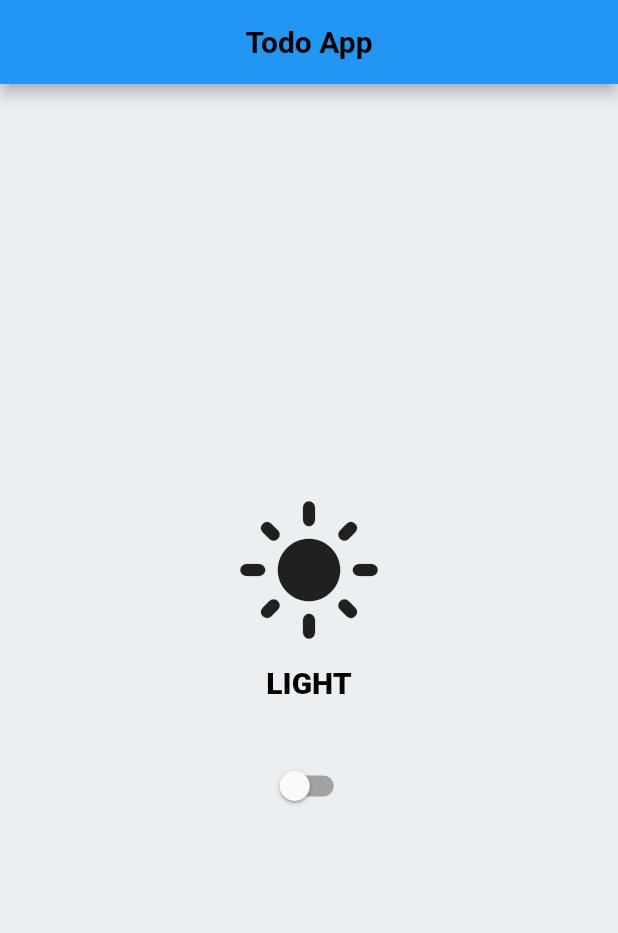
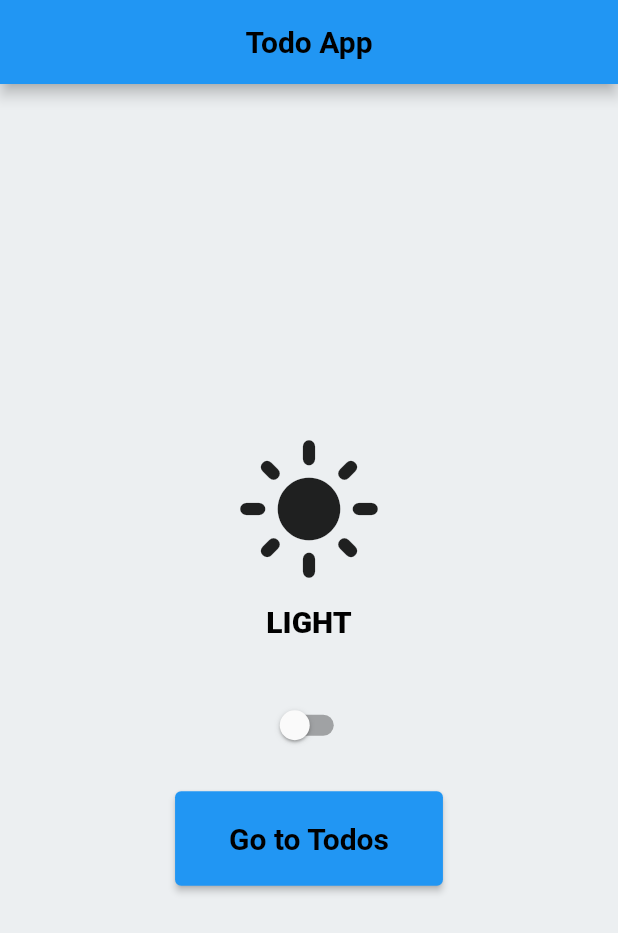
Before and after one commit to ArmanHashemi/flutter-todo-app, a Flutter app: the screen it shows after launch, on a phone screen of 412 x 824 dp. Shown: the top 933 px of the screen. Run offline on Flutter 3.47's test engine with Material 2 defaults, Android fonts, the phone set to English and light mode, and no system bars; our stand-ins replace after_layout, dio, get, hive, hive_flutter, retrofit; missing offline and left inert: dio_cache_interceptor, dio_cache_interceptor_hive_store; accounts and stored records are empty; generated files the repository leaves out were written again; Roboto replaces fonts that are missing (Rubik).

```diff
--- a/lib/constants/app_constants.dart
+++ b/lib/constants/app_constants.dart
@@ -3,4 +3,6 @@ class AppConstants {
 
   static const String APP_TITLE = 'Todo App';
   static const String SETTINGS_BOX_NAME = 'SETTINGS';
+  static const String CHACHE_BOX_NAME = 'CACHE';
+  static const String DEV_BASE_URL = 'https://jsonplaceholder.typicode.com';
 }
--- a/lib/home/home_controller.dart
+++ b/lib/modules/home/home_controller.dart
@@ -1,7 +1,7 @@
 import 'package:flutter/material.dart';
 import 'package:get/get.dart';
 
-import '../app/settings.dart';
+import '../../app/settings.dart';
 
 class HomeController extends GetxController
     with GetSingleTickerProviderStateMixin {
--- a/lib/home/home_view.dart
+++ b/lib/modules/home/home_view.dart
@@ -1,7 +1,9 @@
 import 'package:flutter/material.dart';
 import 'package:flutter_todo_app/constants/app_constants.dart';
-import 'package:flutter_todo_app/home/home_controller.dart';
+import 'package:flutter_todo_app/routes/app_pages.dart';
 import 'package:get/get.dart';
+
+import 'home_controller.dart';
 
 final _controller = Get.find<HomeController>();
 
@@ -94,7 +96,20 @@ class HomeView extends StatelessWidget {
                 );
               },
             ),
-            const SizedBox(height: 2),
+            const SizedBox(height: 20),
+            ElevatedButton(
+                style: ElevatedButton.styleFrom(
+                    backgroundColor: themeData.primaryColor),
+                onPressed: () {
+                  Get.toNamed(Routes.TODO);
+                },
+                child: Padding(
+                  padding: const EdgeInsets.all(20),
+                  child: Text(
+                    'Go to Todos',
+                    style: themeData.textTheme.headline1,
+                  ),
+                ))
           ],
         ),
       ),
--- /dev/null
+++ b/lib/modules/todo/model/todo.dart
@@ -0,0 +1,26 @@
+import 'package:json_annotation/json_annotation.dart';
+
+part 'todo.g.dart';
+
+@JsonSerializable()
+class Todo {
+  @JsonKey()
+  int userId;
+  @JsonKey()
+  int id;
+  @JsonKey()
+  String title;
+  @JsonKey()
+  bool completed;
+
+  Todo({
+    this.userId = 0,
+    this.id = 0,
+    this.title = "",
+    this.completed = false,
+  });
+
+  factory Todo.fromJson(Map<String, dynamic> json) => _$TodoFromJson(json);
+
+  Map<String, dynamic> toJson() => _$TodoToJson(this);
+}
--- /dev/null
+++ b/lib/modules/todo/service/todo_service.dart
@@ -0,0 +1,17 @@
+import 'package:dio/dio.dart';
+import 'package:flutter_todo_app/constants/app_constants.dart';
+import 'package:flutter_todo_app/modules/todo/model/todo.dart';
+import 'package:retrofit/http.dart';
+
+part 'todo_service.g.dart';
+
+@RestApi(baseUrl: AppConstants.DEV_BASE_URL)
+abstract class TodoService {
+  factory TodoService(Dio dio) = _TodoService;
+
+  @GET('/todos/{id}')
+  Future<Todo> getTodo(@Path('id') int id);
+
+  @GET('/todos')
+  Future<List<Todo>> getTodos();
+}
--- a/lib/routes/app_pages.dart
+++ b/lib/routes/app_pages.dart
@@ -1,6 +1,7 @@
 import 'package:get/get.dart';
 
-import '../home/home_view.dart';
+import '../modules/home/home_view.dart';
+import '../modules/todo/view/todo_view.dart';
 
 part 'app_routes.dart';
 
@@ -14,5 +15,9 @@ class AppPages {
       name: _Paths.HOME,
       page: () => const HomeView(),
     ),
+    GetPage(
+      name: _Paths.TODO,
+      page: () => const TodoView(),
+    ),
   ];
 }
--- a/lib/routes/app_routes.dart
+++ b/lib/routes/app_routes.dart
@@ -4,9 +4,11 @@ part of 'app_pages.dart';
 abstract class Routes {
   Routes._();
   static const HOME = _Paths.HOME;
+  static const TODO = _Paths.TODO;
 }
 
 abstract class _Paths {
   _Paths._();
-  static const HOME = '/home';
+  static const HOME = '/modules.home';
+  static const TODO = '/modules.todo';
 }
```
Also changed, not shown: lib/core/di/injection.dart (+7 -2 lines), lib/core/http_client/dio_client.dart (added, +24 -0 lines), lib/core/http_client/dio_log_interceptor.dart (added, +46 -0 lines), lib/modules/todo/controller/todo_controller.dart (added, +34 -0 lines), lib/modules/todo/view/todo_view.dart (added, +24 -0 lines), pubspec.yaml (+10 -0 lines), lib/modules/todo/model/todo.g.dart (added), lib/modules/todo/service/todo_service.g.dart (added), pubspec.lock, 1 other file.
